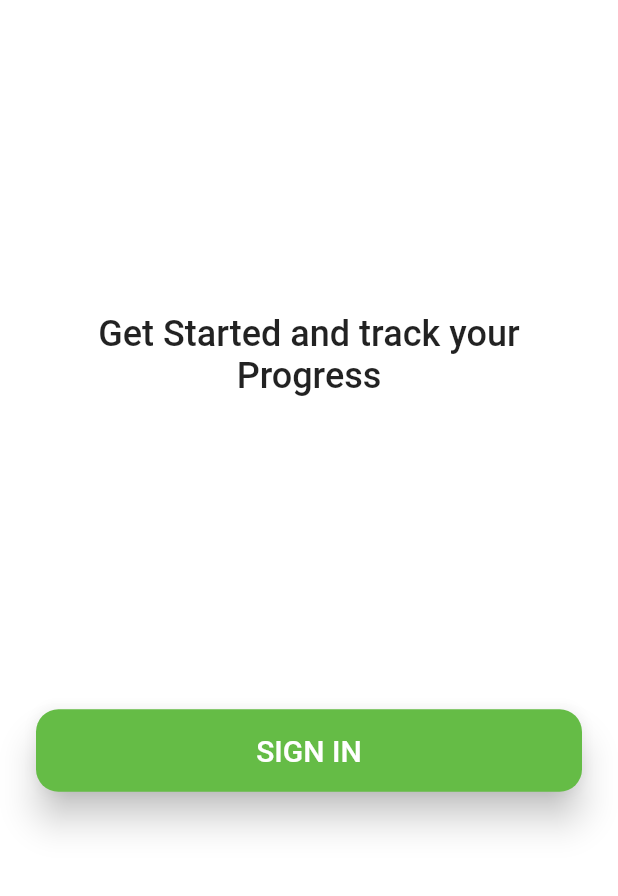
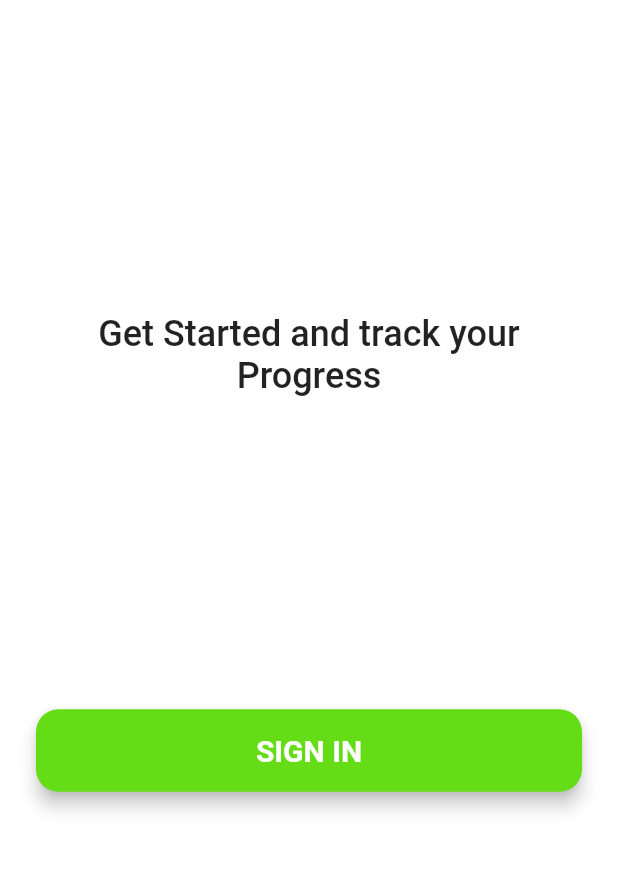
Before and after one commit to Paulos8102/ssn-nss-tracker, a Flutter app: the screen it shows after launch, on a phone screen of 412 x 824 dp, the part 252-1148 px from its top. Run offline on Flutter 3.47's test engine with Material 2 defaults, Android fonts, the phone set to English and light mode, and no system bars; our stand-ins replace cloud_firestore, firebase_core; accounts and stored records are empty.

Commit message:
home_view.dart -> ExpandedView now gets isOnline, isOngoing as parameters
login_view.dart
-> Changed Button Theme

```diff
--- a/lib/views/home_view.dart
+++ b/lib/views/home_view.dart
@@ -224,6 +224,10 @@ class _HomeViewState extends State<HomeView> {
                                                         CupertinoPageRoute(
                                                             builder: (context) =>
                                                                 ExpandedView(
+                                                                    isOnline:
+                                                                        false,
+                                                                    isOngoing:
+                                                                        false,
                                                                     event:
                                                                         event)));
                                                   },
--- a/lib/views/login_view.dart
+++ b/lib/views/login_view.dart
@@ -27,29 +27,37 @@ class LoginView extends StatelessWidget {
                     .headline5
                     ?.apply(fontWeightDelta: 1),
               ),
-              MaterialButton(
-                elevation: 10.0,
-                shape: RoundedRectangleBorder(
-                    borderRadius: BorderRadius.circular(15.0)),
-                color: Color.fromRGBO(101, 188, 70, 1.0),
+              TextButton(
                 onPressed: () {
                   Navigator.pushReplacement(context,
                       MaterialPageRoute(builder: (context) => MainView()));
                 },
                 child: Row(
-                  mainAxisSize: MainAxisSize.max,
-                  mainAxisAlignment: MainAxisAlignment.spaceAround,
+                  mainAxisAlignment: MainAxisAlignment.center,
                   children: [
                     Padding(
-                      padding: const EdgeInsets.all(16.0),
+                      padding: const EdgeInsets.all(8.0),
                       child: Text(
-                        "SIGN IN",
-                        style: TextStyle(color: Colors.white, fontSize: 20.0),
+                        "Sign In".toUpperCase(),
+                        style: TextStyle(
+                          color: Colors.white,
+                          fontWeight: FontWeight.bold,
+                          fontSize: 20,
+                        ),
                       ),
                     ),
                   ],
                 ),
-              )
+                style: ButtonStyle(
+                  backgroundColor: MaterialStateProperty.all<Color>(
+                      Colors.lightGreenAccent.shade700),
+                  elevation: MaterialStateProperty.all<double>(5.0),
+                  shape: MaterialStateProperty.all<OutlinedBorder>(
+                    RoundedRectangleBorder(
+                        borderRadius: BorderRadius.circular(15.0)),
+                  ),
+                ),
+              ),
             ],
           ),
         ),
```
